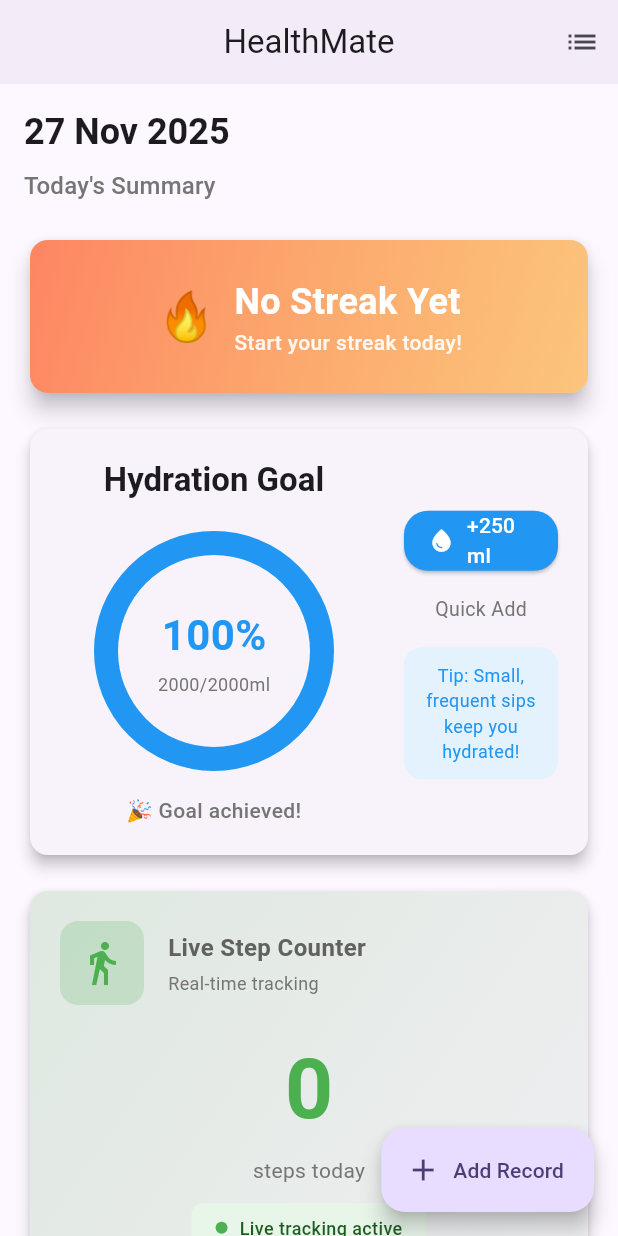
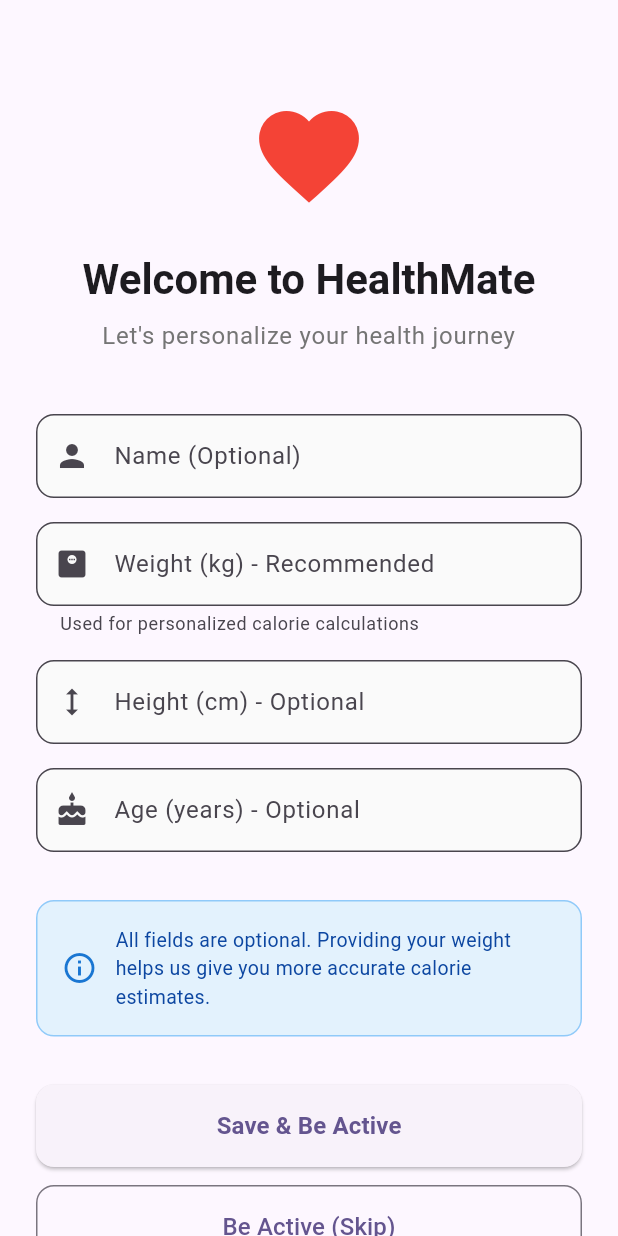
Before and after one commit to Agentz47/health_mate, a Flutter app: the screen it shows after launch, on a phone screen of 412 x 824 dp. Run offline on Flutter 3.47's test engine with Material 3 defaults, Android fonts, the phone set to English and light mode, and no system bars; drawn by our look-alikes of percent_indicator; our stand-ins replace pedometer, permission_handler, shared_preferences, sqflite; accounts and stored records are empty.

Commit message:
Added personalized calorie calculation and persisted steps and calories in health records

```diff
--- a/lib/features/health_records/presentation/providers/optimized_step_provider.dart
+++ b/lib/features/health_records/presentation/providers/optimized_step_provider.dart
@@ -6,6 +6,8 @@ import 'package:pedometer/pedometer.dart';
 import 'package:shared_preferences/shared_preferences.dart';
 import 'package:permission_handler/permission_handler.dart';
 import '../../data/repositories/health_repository_impl.dart';
+import '../../domain/usecases/calculate_calories_usecase.dart';
+import '../../../user_profile/data/user_profile_local.dart';
 
 // Tunables
 const int UI_UPDATE_DEBOUNCE_MS = 500;
@@ -21,6 +23,8 @@ const String _kLastDateKey = 'steps_last_date';
 
 class OptimizedStepProvider extends ChangeNotifier {
   final HealthRepositoryImpl _healthRepository;
+  final CalculateCaloriesUseCase _calculateCaloriesUseCase;
+  final UserProfileLocal _userProfileLocal;
   final DateFormat _dateFmt = DateFormat('yyyy-MM-dd');
 
   StreamSubscription<StepCount>? _stepSub;
@@ -39,7 +43,11 @@ class OptimizedStepProvider extends ChangeNotifier {
   int get liveSteps => _liveSteps;
   bool get hasPermission => _permissionGranted;
 
-  OptimizedStepProvider(this._healthRepository) {
+  OptimizedStepProvider(
+    this._healthRepository,
+    this._calculateCaloriesUseCase,
+    this._userProfileLocal,
+  ) {
     _init();
   }
 
@@ -220,16 +228,28 @@ class OptimizedStepProvider extends ChangeNotifier {
     final today = _dateFmt.format(DateTime.now());
 
     try {
-      await _healthRepository.upsertTodaySteps(
+      // Load user weight for personalized calorie calculation
+      final weight = await _userProfileLocal.getWeightKg();
+
+      // Calculate calories using personalized formula
+      final kcalDouble = _calculateCaloriesUseCase.call(
+        steps: _liveSteps,
+        weightKg: weight,
+      );
+      final int kcal = kcalDouble.round();
+
+      // Persist both steps and calories
+      await _healthRepository.upsertTodayStepsAndCalories(
         dateString: today,
         steps: _liveSteps,
+        calories: kcal,
       );
 
       _lastSavedSteps = _liveSteps;
       _lastSaveTime = DateTime.now();
       await _savePersistentState();
 
-      debugPrint('Persisted steps: $_liveSteps for $today');
+      debugPrint('Persisted steps: $_liveSteps, calories: $kcal for $today (weight: ${weight ?? "default"} kg)');
     } catch (e) {
       debugPrint('Error persisting steps: $e');
     }
--- /dev/null
+++ b/lib/features/user_profile/data/user_profile_local.dart
@@ -0,0 +1,66 @@
+import 'package:shared_preferences/shared_preferences.dart';
+
+/// Local storage for user profile using SharedPreferences
+class UserProfileLocal {
+  // SharedPreferences keys
+  static const String _keyName = 'user_name';
+  static const String _keyWeight = 'user_weight_kg';
+  static const String _keyHeight = 'user_height_cm';
+  static const String _keyAge = 'user_age';
+
+  /// Save user profile data
+  Future<void> saveProfile({
+    String? name,
+    double? weightKg,
+    int? heightCm,
+    int? age,
+  }) async {
+    final prefs = await SharedPreferences.getInstance();
+
+    if (name != null) {
+      await prefs.setString(_keyName, name);
+    }
+    if (weightKg != null) {
+      await prefs.setDouble(_keyWeight, weightKg);
+    }
+    if (heightCm != null) {
+      await prefs.setInt(_keyHeight, heightCm);
+    }
+    if (age != null) {
+      await prefs.setInt(_keyAge, age);
+    }
+  }
+
+  /// Load user profile data
+  Future<Map<String, dynamic>> loadProfile() async {
+    final prefs = await SharedPreferences.getInstance();
+
+    return {
+      'name': prefs.getString(_keyName),
+      'weightKg': prefs.getDouble(_keyWeight),
+      'heightCm': prefs.getInt(_keyHeight),
+      'age': prefs.getInt(_keyAge),
+    };
+  }
+
+  /// Get user weight in kg
+  Future<double?> getWeightKg() async {
+    final prefs = await SharedPreferences.getInstance();
+    return prefs.getDouble(_keyWeight);
+  }
+
+  /// Check if profile exists (at least name or weight is saved)
+  Future<bool> hasProfile() async {
+    final prefs = await SharedPreferences.getInstance();
+    return prefs.containsKey(_keyName) || prefs.containsKey(_keyWeight);
+  }
+
+  /// Clear all profile data
+  Future<void> clearProfile() async {
+    final prefs = await SharedPreferences.getInstance();
+    await prefs.remove(_keyName);
+    await prefs.remove(_keyWeight);
+    await prefs.remove(_keyHeight);
+    await prefs.remove(_keyAge);
+  }
+}
--- /dev/null
+++ b/lib/features/user_profile/presentation/pages/welcome_page.dart
@@ -0,0 +1,349 @@
+import 'package:flutter/material.dart';
+import 'package:flutter/services.dart';
+import '../../data/user_profile_local.dart';
+import '../../../health_records/presentation/pages/dashboard_page.dart';
+
+class WelcomePage extends StatefulWidget {
+  const WelcomePage({super.key});
+
+  @override
+  State<WelcomePage> createState() => _WelcomePageState();
+}
+
+class _WelcomePageState extends State<WelcomePage> {
+  final _formKey = GlobalKey<FormState>();
+  final _userProfileLocal = UserProfileLocal();
+
+  // Controllers
+  final _nameController = TextEditingController();
+  final _weightController = TextEditingController();
+  final _heightController = TextEditingController();
+  final _ageController = TextEditingController();
+
+  bool _isLoading = false;
+
+  @override
+  void initState() {
+    super.initState();
+    _loadExistingProfile();
+  }
+
+  @override
+  void dispose() {
+    _nameController.dispose();
+    _weightController.dispose();
+    _heightController.dispose();
+    _ageController.dispose();
+    super.dispose();
+  }
+
+  /// Load existing profile data if available
+  Future<void> _loadExistingProfile() async {
+    final profile = await _userProfileLocal.loadProfile();
+
+    if (profile['name'] != null) {
+      _nameController.text = profile['name'];
+    }
+    if (profile['weightKg'] != null) {
+      _weightController.text = profile['weightKg'].toString();
+    }
+    if (profile['heightCm'] != null) {
+      _heightController.text = profile['heightCm'].toString();
+    }
+    if (profile['age'] != null) {
+      _ageController.text = profile['age'].toString();
+    }
+  }
+
+  /// Save profile and navigate to dashboard
+  Future<void> _saveAndContinue() async {
+    if (!_formKey.currentState!.validate()) {
+      return;
+    }
+
+    setState(() => _isLoading = true);
+
+    try {
+      // Parse input values
+      final name = _nameController.text.trim().isEmpty
+          ? null
+          : _nameController.text.trim();
+
+      final weightKg = _weightController.text.trim().isEmpty
+          ? null
+          : double.tryParse(_weightController.text.trim());
+
+      final heightCm = _heightController.text.trim().isEmpty
+          ? null
+          : int.tryParse(_heightController.text.trim());
+
+      final age = _ageController.text.trim().isEmpty
+          ? null
+          : int.tryParse(_ageController.text.trim());
+
+      // Save profile
+      await _userProfileLocal.saveProfile(
+        name: name,
+        weightKg: weightKg,
+        heightCm: heightCm,
+        age: age,
+      );
+
+      if (mounted) {
+        _navigateToDashboard();
+      }
+    } catch (e) {
+      if (mounted) {
+        ScaffoldMessenger.of(context).showSnackBar(
+          SnackBar(
+            content: Text('Error saving profile: $e'),
+            backgroundColor: Colors.red,
+          ),
+        );
+      }
+    } finally {
+      if (mounted) {
+        setState(() => _isLoading = false);
+      }
+    }
+  }
+
+  /// Skip onboarding and go to dashboard
+  void _skipAndContinue() {
+    _navigateToDashboard();
+  }
+
+  /// Navigate to dashboard
+  void _navigateToDashboard() {
+    Navigator.of(context).pushReplacement(
+      MaterialPageRoute(
+        builder: (context) => const DashboardPage(),
+      ),
+    );
+  }
+
+  @override
+  Widget build(BuildContext context) {
+    return Scaffold(
+      body: SafeArea(
+        child: SingleChildScrollView(
+          padding: const EdgeInsets.all(24),
+          child: Form(
+            key: _formKey,
+            child: Column(
+              crossAxisAlignment: CrossAxisAlignment.stretch,
+              children: [
+                const SizedBox(height: 40),
+
+                // Welcome Header
+                const Icon(
+                  Icons.favorite,
+                  size: 80,
+                  color: Colors.red,
+                ),
+                const SizedBox(height: 24),
+
+                Text(
+                  'Welcome to HealthMate',
+                  style: Theme.of(context).textTheme.headlineMedium?.copyWith(
+                        fontWeight: FontWeight.bold,
+                      ),
+                  textAlign: TextAlign.center,
+                ),
+                const SizedBox(height: 8),
+
+                Text(
+                  'Let\'s personalize your health journey',
+                  style: Theme.of(context).textTheme.bodyLarge?.copyWith(
+                        color: Colors.grey[600],
+                      ),
+                  textAlign: TextAlign.center,
+                ),
+                const SizedBox(height: 40),
+
+                // Name Field
+                TextFormField(
+                  controller: _nameController,
+                  decoration: InputDecoration(
+                    labelText: 'Name (Optional)',
+                    hintText: 'Enter your name',
+                    prefixIcon: const Icon(Icons.person),
+                    border: OutlineInputBorder(
+                      borderRadius: BorderRadius.circular(12),
+                    ),
+                  ),
+                  textCapitalization: TextCapitalization.words,
+                ),
+                const SizedBox(height: 16),
+
+                // Weight Field (Most Important)
+                TextFormField(
+                  controller: _weightController,
+                  decoration: InputDecoration(
+                    labelText: 'Weight (kg) - Recommended',
+                    hintText: 'e.g., 70',
+                    prefixIcon: const Icon(Icons.monitor_weight),
+                    suffixText: 'kg',
+                    border: OutlineInputBorder(
+                      borderRadius: BorderRadius.circular(12),
+                    ),
+                    helperText: 'Used for personalized calorie calculations',
+                  ),
+                  keyboardType: const TextInputType.numberWithOptions(decimal: true),
+                  inputFormatters: [
+                    FilteringTextInputFormatter.allow(RegExp(r'^\d+\.?\d{0,2}')),
+                  ],
+                  validator: (value) {
+                    if (value == null || value.trim().isEmpty) {
+                      return null; // Optional field
+                    }
+                    final weight = double.tryParse(value.trim());
+                    if (weight == null) {
+                      return 'Please enter a valid number';
+                    }
+                    if (weight < 20 || weight > 400) {
+                      return 'Weight must be between 20-400 kg';
+                    }
+                    return null;
+                  },
+                ),
+                const SizedBox(height: 16),
+
+                // Height Field
+                TextFormField(
+                  controller: _heightController,
+                  decoration: InputDecoration(
+                    labelText: 'Height (cm) - Optional',
+                    hintText: 'e.g., 170',
+                    prefixIcon: const Icon(Icons.height),
+                    suffixText: 'cm',
+                    border: OutlineInputBorder(
+                      borderRadius: BorderRadius.circular(12),
+                    ),
+                  ),
+                  keyboardType: TextInputType.number,
+                  inputFormatters: [
+                    FilteringTextInputFormatter.digitsOnly,
+                  ],
+                  validator: (value) {
+                    if (value == null || value.trim().isEmpty) {
+                      return null; // Optional field
+                    }
+                    final height = int.tryParse(value.trim());
+                    if (height == null) {
+                      return 'Please enter a valid number';
+                    }
+                    if (height < 50 || height > 300) {
+                      return 'Height must be between 50-300 cm';
+                    }
+                    return null;
+                  },
+                ),
+                const SizedBox(height: 16),
+
+                // Age Field
+                TextFormField(
+                  controller: _ageController,
+                  decoration: InputDecoration(
+                    labelText: 'Age (years) - Optional',
+                    hintText: 'e.g., 25',
+                    prefixIcon: const Icon(Icons.cake),
+                    suffixText: 'years',
+                    border: OutlineInputBorder(
+                      borderRadius: BorderRadius.circular(12),
+                    ),
+                  ),
+                  keyboardType: TextInputType.number,
+                  inputFormatters: [
+                    FilteringTextInputFormatter.digitsOnly,
+                  ],
+                  validator: (value) {
+                    if (value == null || value.trim().isEmpty) {
+                      return null; // Optional field
+                    }
+                    final age = int.tryParse(value.trim());
+                    if (age == null) {
+                      return 'Please enter a valid number';
+                    }
+                    if (age < 5 || age > 120) {
+                      return 'Age must be between 5-120 years';
+                    }
+                    return null;
+                  },
+                ),
+                const SizedBox(height: 32),
+
+                // Info Box
+                Container(
+                  padding: const EdgeInsets.all(16),
+                  decoration: BoxDecoration(
+                    color: Colors.blue[50],
+                    borderRadius: BorderRadius.circular(12),
+                    border: Border.all(color: Colors.blue[200]!),
+                  ),
+                  child: Row(
+                    children: [
+                      Icon(Icons.info_outline, color: Colors.blue[700]),
+                      const SizedBox(width: 12),
+                      Expanded(
+                        child: Text(
+                          'All fields are optional. Providing your weight helps us give you more accurate calorie estimates.',
+                          style: TextStyle(
+                            fontSize: 13,
+                            color: Colors.blue[900],
+                          ),
+                        ),
+                      ),
+                    ],
+                  ),
+                ),
+                const SizedBox(height: 32),
+
+                // Save Button
+                ElevatedButton(
+                  onPressed: _isLoading ? null : _saveAndContinue,
+                  style: ElevatedButton.styleFrom(
+                    padding: const EdgeInsets.symmetric(vertical: 16),
+                    shape: RoundedRectangleBorder(
+                      borderRadius: BorderRadius.circular(12),
+                    ),
+                  ),
+                  child: _isLoading
+                      ? const SizedBox(
+                          height: 20,
+                          width: 20,
+                          child: CircularProgressIndicator(
+                            strokeWidth: 2,
+                            valueColor: AlwaysStoppedAnimation<Color>(Colors.white),
+                          ),
+                        )
+                      : const Text(
+                          'Save & Be Active',
+                          style: TextStyle(fontSize: 16, fontWeight: FontWeight.bold),
+                        ),
+                ),
+                const SizedBox(height: 12),
+
+                // Skip Button
+                OutlinedButton(
+                  onPressed: _isLoading ? null : _skipAndContinue,
+                  style: OutlinedButton.styleFrom(
+                    padding: const EdgeInsets.symmetric(vertical: 16),
+                    shape: RoundedRectangleBorder(
+                      borderRadius: BorderRadius.circular(12),
+                    ),
+                  ),
+                  child: const Text(
+                    'Be Active (Skip)',
+                    style: TextStyle(fontSize: 16),
+                  ),
+                ),
+                const SizedBox(height: 20),
+              ],
+            ),
+          ),
+        ),
+      ),
+    );
+  }
+}
```
Also changed, not shown: lib/features/health_records/data/datasources/local/database_helper.dart (+38 -0 lines), lib/features/health_records/data/repositories/health_repository_impl.dart (+13 -0 lines), lib/features/health_records/domain/repositories/health_repository.dart (+7 -0 lines), lib/features/health_records/domain/usecases/calculate_calories_usecase.dart (added, +23 -0 lines), lib/main.dart (+67 -1 lines).
